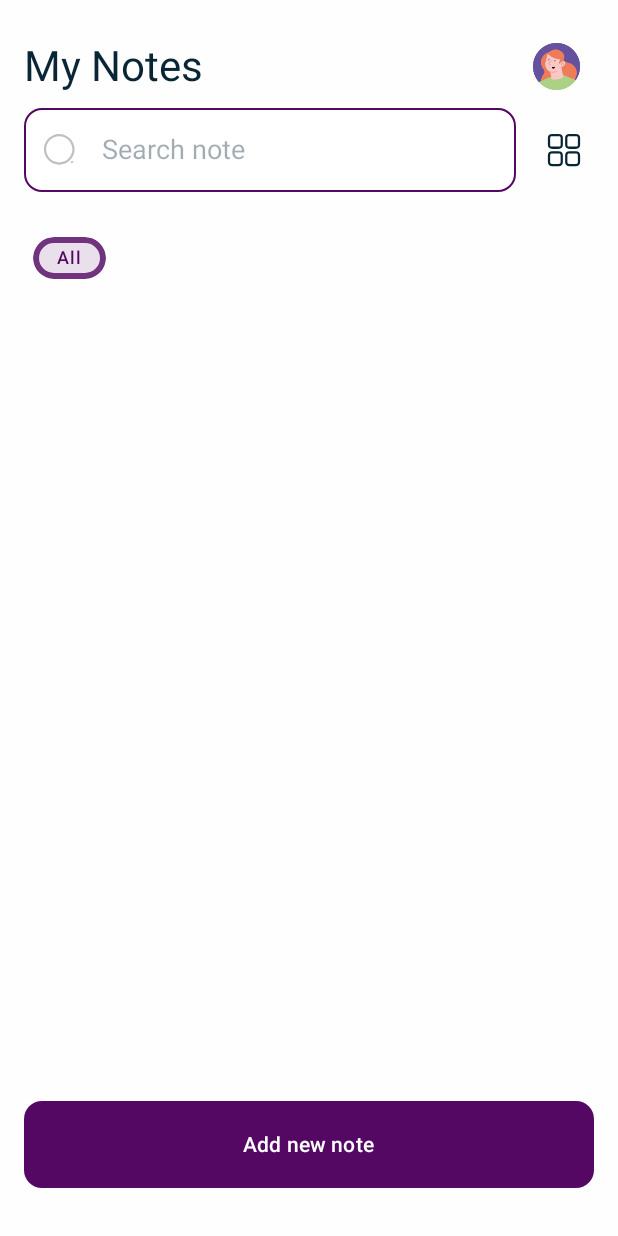
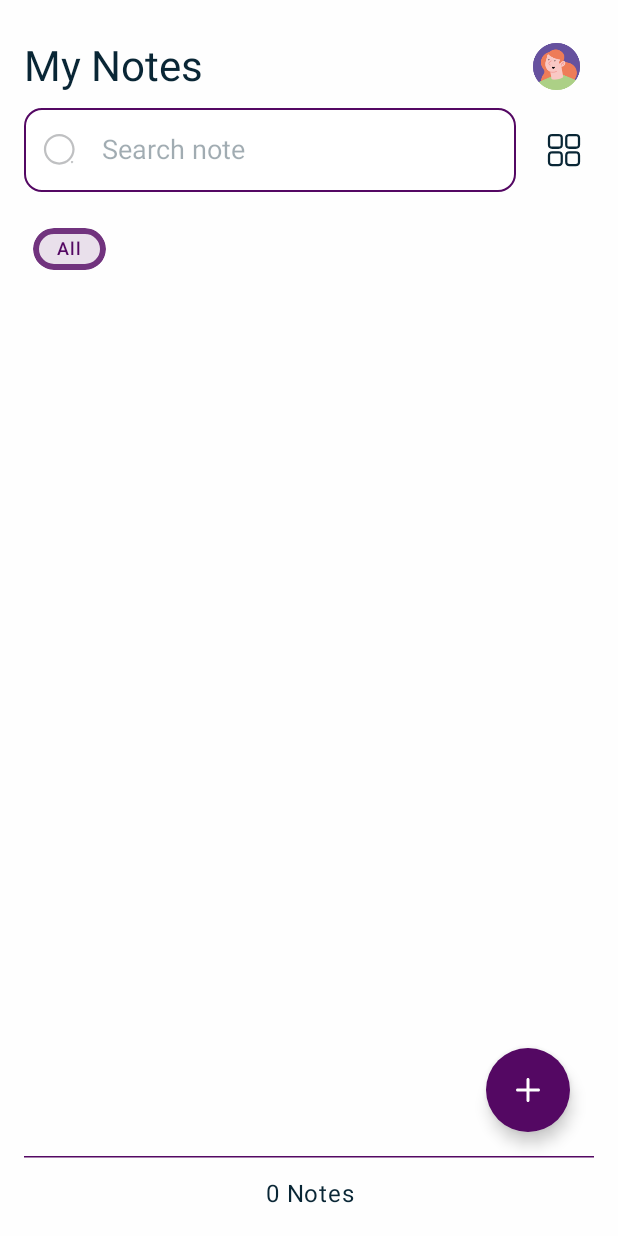
Before and after one commit to MahboubehSeyedpour/NoteApp, an Android app built with Jetpack Compose: the screen it shows after launch (MainActivity), after a tap on "Toggle layout", on a phone screen of 412 x 824 dp. Run offline under Robolectric (Android 15) with nearby library versions, the phone set to English and light mode, and no system bars; our stand-ins replace Dagger/Hilt's generated code, Room's generated code; 2 other taps on this screen came first.

Commit message:
feat(ui): add FAB + show number of notes in bottombar

```diff
--- /dev/null
+++ b/app/src/main/java/com/app/noteapp/presentation/components/CustomFab.kt
@@ -0,0 +1,34 @@
+package com.app.noteapp.presentation.components
+
+import androidx.compose.foundation.shape.CircleShape
+import androidx.compose.material3.FloatingActionButton
+import androidx.compose.material3.FloatingActionButtonDefaults
+import androidx.compose.material3.Icon
+import androidx.compose.material3.MaterialTheme
+import androidx.compose.runtime.Composable
+import androidx.compose.ui.Modifier
+import androidx.compose.ui.graphics.vector.ImageVector
+import androidx.compose.ui.res.stringResource
+import androidx.compose.ui.res.vectorResource
+import androidx.compose.ui.unit.dp
+import com.app.noteapp.R
+
+@Composable
+fun CustomFab(
+    onClick: () -> Unit,
+    modifier: Modifier = Modifier
+) {
+    FloatingActionButton(
+        onClick = onClick,
+        modifier = modifier,
+        containerColor = MaterialTheme.colorScheme.primary,
+        contentColor = MaterialTheme.colorScheme.onPrimary,
+        shape = CircleShape,
+        elevation = FloatingActionButtonDefaults.elevation(defaultElevation = 6.dp)
+    ) {
+        Icon(
+            imageVector = ImageVector.vectorResource(R.drawable.ic_add),
+            contentDescription = stringResource(R.string.note_add)
+        )
+    }
+}
--- a/app/src/main/java/com/app/noteapp/presentation/components/CustomNoteCard.kt
+++ b/app/src/main/java/com/app/noteapp/presentation/components/CustomNoteCard.kt
@@ -12,7 +12,6 @@ import androidx.compose.foundation.layout.height
 import androidx.compose.foundation.layout.padding
 import androidx.compose.material3.Card
 import androidx.compose.material3.CardDefaults
-import androidx.compose.material3.CardElevation
 import androidx.compose.material3.DropdownMenu
 import androidx.compose.material3.DropdownMenuItem
 import androidx.compose.material3.Icon
@@ -31,7 +30,6 @@ import androidx.compose.ui.res.stringResource
 import androidx.compose.ui.res.vectorResource
 import androidx.compose.ui.text.TextStyle
 import androidx.compose.ui.text.style.TextAlign
-import androidx.compose.ui.unit.Dp
 import androidx.compose.ui.unit.dp
 import com.app.noteapp.R
 import com.app.noteapp.domain.model.Note
@@ -54,11 +52,11 @@ fun CustomNoteCard(
             .fillMaxWidth()
             .clickable { onClick() },
         colors = CardDefaults.cardColors(
-            contentColor = MaterialTheme.colorScheme.outline,
-            containerColor = MaterialTheme.colorScheme.background
+            containerColor = MaterialTheme.colorScheme.surface,
+            contentColor = MaterialTheme.colorScheme.onSurfaceVariant
         ),
         elevation = CardDefaults.cardElevation(
-            defaultElevation = 3.dp
+            defaultElevation = 6.dp
         )
     ) {
 
--- a/app/src/main/java/com/app/noteapp/presentation/screens/home/HomeScreen.kt
+++ b/app/src/main/java/com/app/noteapp/presentation/screens/home/HomeScreen.kt
@@ -1,15 +1,13 @@
 package com.app.noteapp.presentation.screens.home
 
-import android.widget.Space
 import android.widget.Toast
 import androidx.appcompat.app.AppCompatDelegate
 import androidx.compose.foundation.background
 import androidx.compose.foundation.layout.Arrangement
 import androidx.compose.foundation.layout.Column
 import androidx.compose.foundation.layout.PaddingValues
-import androidx.compose.foundation.layout.Spacer
 import androidx.compose.foundation.layout.fillMaxSize
-import androidx.compose.foundation.layout.height
+import androidx.compose.foundation.layout.fillMaxWidth
 import androidx.compose.foundation.layout.padding
 import androidx.compose.foundation.lazy.LazyColumn
 import androidx.compose.foundation.lazy.items
@@ -20,11 +18,12 @@ import androidx.compose.foundation.lazy.staggeredgrid.items
 import androidx.compose.foundation.lazy.staggeredgrid.rememberLazyStaggeredGridState
 import androidx.compose.material3.DrawerValue
 import androidx.compose.material3.ExperimentalMaterial3Api
+import androidx.compose.material3.FabPosition
 import androidx.compose.material3.HorizontalDivider
 import androidx.compose.material3.MaterialTheme
 import androidx.compose.material3.ModalNavigationDrawer
 import androidx.compose.material3.Scaffold
-import androidx.compose.material3.Surface
+import androidx.compose.material3.Text
 import androidx.compose.material3.rememberDrawerState
 import androidx.compose.runtime.Composable
 import androidx.compose.runtime.LaunchedEffect
@@ -35,11 +34,13 @@ import androidx.compose.runtime.remember
 import androidx.compose.runtime.rememberCoroutineScope
 import androidx.compose.runtime.setValue
 import androidx.compose.ui.Modifier
+import androidx.compose.ui.platform.LocalConfiguration
 import androidx.compose.ui.platform.LocalContext
 import androidx.compose.ui.res.dimensionResource
 import androidx.compose.ui.res.painterResource
 import androidx.compose.ui.res.stringResource
 import androidx.compose.ui.text.font.FontWeight
+import androidx.compose.ui.text.style.TextAlign
 import androidx.compose.ui.unit.dp
 import androidx.compose.ui.unit.sp
 import androidx.core.os.LocaleListCompat
@@ -53,8 +54,8 @@ import com.app.noteapp.R
 import com.app.noteapp.core.enums.LayoutMode
 import com.app.noteapp.domain.model.AppLanguage
 import com.app.noteapp.presentation.components.CustomAlertDialog
+import com.app.noteapp.presentation.components.CustomFab
 import com.app.noteapp.presentation.components.CustomNoteCard
-import com.app.noteapp.presentation.components.NoteAppButton
 import com.app.noteapp.presentation.components.TagsList
 import com.app.noteapp.presentation.model.DialogType
 import com.app.noteapp.presentation.model.iconRes
@@ -85,6 +86,8 @@ fun HomeScreen(navController: NavController, viewModel: HomeViewModel = hiltView
     val others = notes.filterNot { it.pinned }
 
     val gridState = rememberLazyStaggeredGridState()
+
+    val locale = LocalConfiguration.current.locales[0]
 
     LaunchedEffect(viewModel.events) {
         lifecycle.repeatOnLifecycle(state = Lifecycle.State.STARTED) {
@@ -155,11 +158,24 @@ fun HomeScreen(navController: NavController, viewModel: HomeViewModel = hiltView
                 )
             },
             bottomBar = {
-                Surface(modifier = Modifier.padding(vertical = dimensionResource(R.dimen.screen_padding))) {
-                    NoteAppButton(
-                        text = R.string.note_add, onClick = { viewModel.onAddNoteClicked() })
+                Column{
+                    HorizontalDivider(
+                        modifier = Modifier.padding(bottom = 12.dp),
+                        color = MaterialTheme.colorScheme.primary
+                    )
+
+                    Text(
+                        modifier = Modifier.fillMaxWidth(),
+                        text = notes.size.toString().plus(" ").plus(stringResource(R.string.notes)),
+                        textAlign = TextAlign.Center
+                    )
                 }
-            }) { inner ->
+            },
+            floatingActionButton = {
+                CustomFab({ viewModel.onAddNoteClicked() })
+            },
+            floatingActionButtonPosition = FabPosition.End
+        ) { inner ->
 
             when (layoutMode) {
                 LayoutMode.LIST -> {
@@ -168,7 +184,7 @@ fun HomeScreen(navController: NavController, viewModel: HomeViewModel = hiltView
                             .fillMaxSize()
                             .padding(inner)
                             .padding(horizontal = 6.dp),
-                        contentPadding = PaddingValues(bottom = 6.dp),
+                        contentPadding = PaddingValues(bottom = 32.dp),
                         verticalArrangement = Arrangement.spacedBy(18.dp)
                     ) {
                         stickyHeader(key = "tags-header") {
@@ -234,7 +250,7 @@ fun HomeScreen(navController: NavController, viewModel: HomeViewModel = hiltView
                         columns = StaggeredGridCells.Adaptive(minSize = 160.dp),
                         verticalItemSpacing = 12.dp,
                         horizontalArrangement = Arrangement.spacedBy(12.dp),
-                        contentPadding = PaddingValues(vertical = 6.dp)
+                        contentPadding = PaddingValues(bottom = 32.dp)
                     ) {
                         item(
                             key = "tags-header", span = StaggeredGridItemSpan.FullLine
--- a/app/src/main/res/values/strings.xml
+++ b/app/src/main/res/values/strings.xml
@@ -6,6 +6,7 @@
     <string name="dialog_reminder_confirm_btn">Save</string>
     <string name="dialog_time_picker_confirm_btn">OK</string>
     <string name="my_notes">My Notes</string>
+    <string name="notes">Notes</string>
     <string name="delete_note">Delete note</string>
     <string name="delete_note_question">Are you sure you want to delete this note? (This action can not be undone)</string>
 
```
Also changed, not shown: 1 other file.
